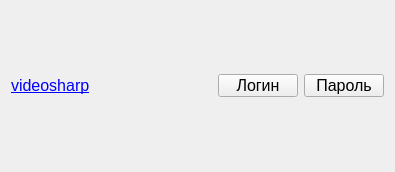
lefrostxgcc/PasswordManager, file mainwindow.ui: the form before one commit.
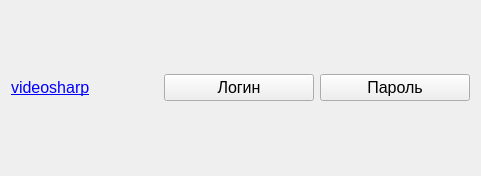
The form after the commit. Icons and pictures are not drawn.

Commit message: Changed width of login and password buttons

The edit to the form file:
```diff
--- a/mainwindow.ui
+++ b/mainwindow.ui
@@ -6,8 +6,8 @@
    <rect>
     <x>0</x>
     <y>0</y>
-    <width>395</width>
-    <height>172</height>
+    <width>481</width>
+    <height>176</height>
    </rect>
   </property>
   <property name="windowTitle">
@@ -18,6 +18,9 @@
     <normaloff>:/key.png</normaloff>:/key.png</iconset>
   </property>
   <widget class="QWidget" name="centralWidget">
+   <property name="autoFillBackground">
+    <bool>false</bool>
+   </property>
    <layout class="QGridLayout" name="gridLayout">
     <item row="0" column="0">
      <widget class="QLabel" name="labelSiteTemplate">
@@ -38,42 +41,18 @@
       </property>
      </widget>
     </item>
-    <item row="0" column="2">
-     <widget class="QPushButton" name="pushButtonPasswordTemplate">
-      <property name="minimumSize">
-       <size>
-        <width>80</width>
-        <height>23</height>
-       </size>
-      </property>
-      <property name="maximumSize">
-       <size>
-        <width>80</width>
-        <height>23</height>
-       </size>
-      </property>
-      <property name="font">
-       <font>
-        <pointsize>12</pointsize>
-       </font>
-      </property>
-      <property name="text">
-       <string>Пароль</string>
-      </property>
-     </widget>
-    </item>
     <item row="0" column="1">
      <widget class="QPushButton" name="pushButtonLoginTemplate">
       <property name="minimumSize">
        <size>
-        <width>80</width>
-        <height>23</height>
+        <width>150</width>
+        <height>27</height>
        </size>
       </property>
       <property name="maximumSize">
        <size>
-        <width>80</width>
-        <height>23</height>
+        <width>150</width>
+        <height>27</height>
        </size>
       </property>
       <property name="font">
@@ -86,6 +65,30 @@
       </property>
      </widget>
     </item>
+    <item row="0" column="2">
+     <widget class="QPushButton" name="pushButtonPasswordTemplate">
+      <property name="minimumSize">
+       <size>
+        <width>150</width>
+        <height>27</height>
+       </size>
+      </property>
+      <property name="maximumSize">
+       <size>
+        <width>150</width>
+        <height>27</height>
+       </size>
+      </property>
+      <property name="font">
+       <font>
+        <pointsize>12</pointsize>
+       </font>
+      </property>
+      <property name="text">
+       <string>Пароль</string>
+      </property>
+     </widget>
+    </item>
    </layout>
   </widget>
  </widget>
```
Left out of the diff: 6 changed lines with no effect on the pictures.
